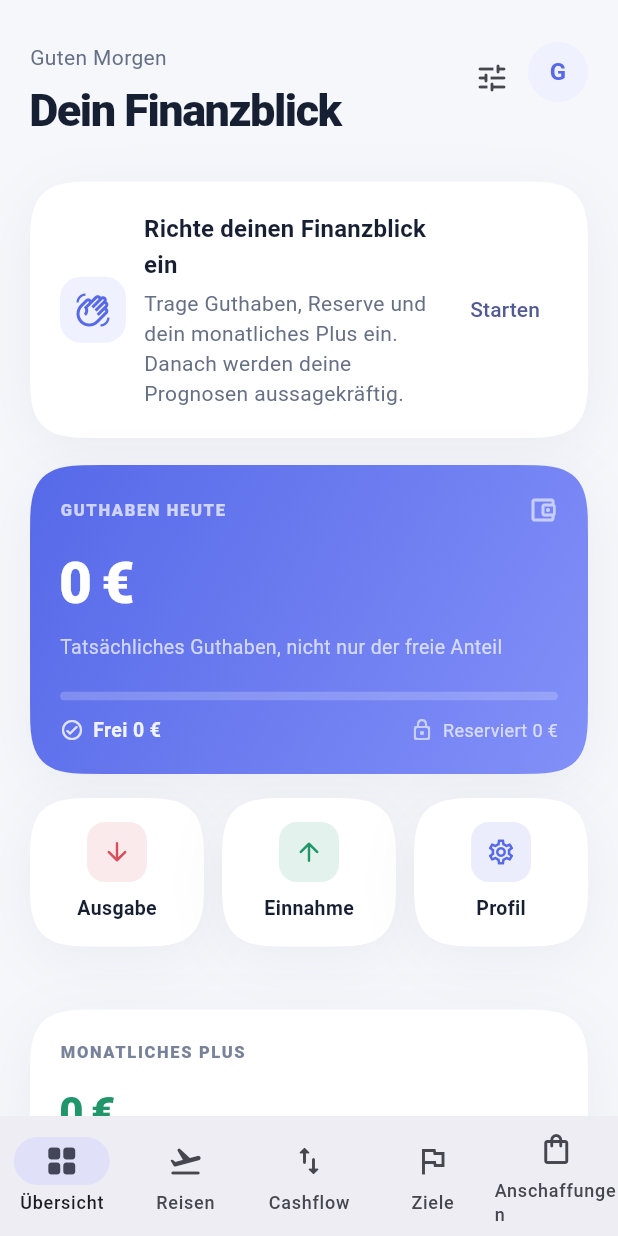
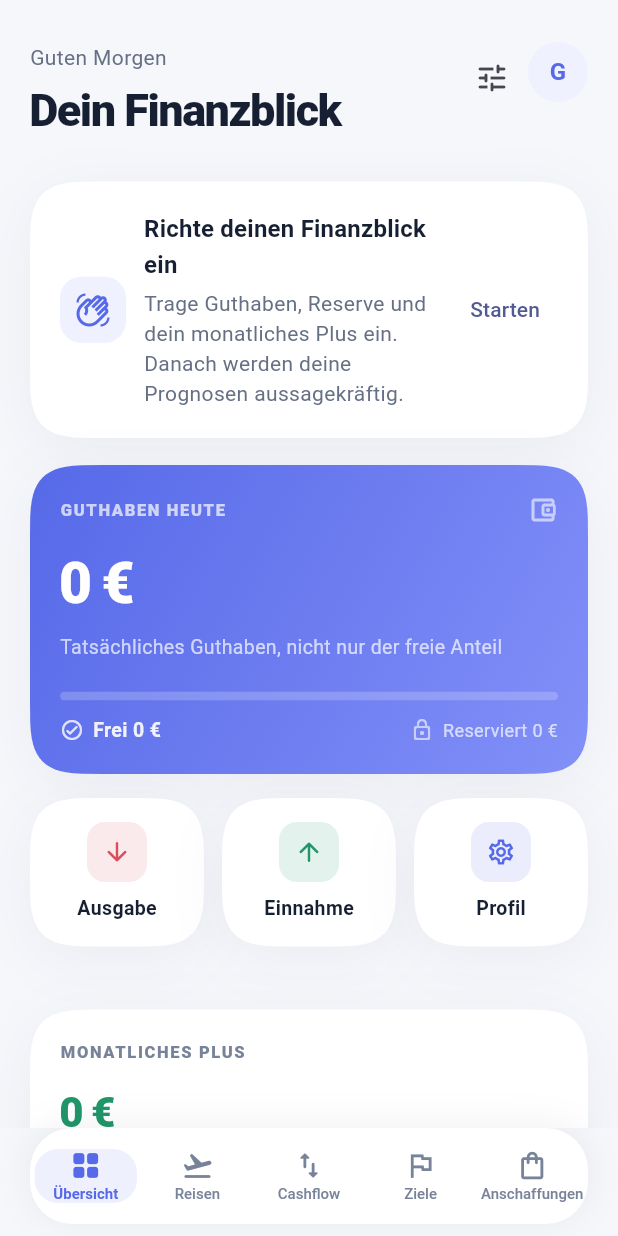
Before and after one commit to TruckiHD/buget_planer, a Flutter app: the screen it shows after launch, after a tap on "Überspringen", on a phone screen of 412 x 824 dp. Run offline on Flutter 3.47's test engine with Material 3 defaults, Android fonts, the light colour scheme and no system bars; our stand-ins replace fl_chart, flutter_map, latlong2, shared_preferences; accounts and stored records are empty; network calls fail.

Commit message:
feat: Implement modern navigation bar and enhance UI responsiveness across trip screens

```diff
--- a/lib/screens/dashboard_screen.dart
+++ b/lib/screens/dashboard_screen.dart
@@ -22,6 +22,7 @@ import '../widgets/charts/category_donut_chart.dart';
 import '../widgets/charts/year_review_chart.dart';
 import '../widgets/empty_state.dart';
 import '../widgets/shared/animated_counter.dart';
+import '../widgets/shared/modern_nav_bar.dart';
 
 class DashboardScreen extends StatefulWidget {
   const DashboardScreen({super.key});
@@ -97,15 +98,15 @@ class _DashboardScreenState extends State<DashboardScreen> {
           ),
           bottomNavigationBar: desktop
               ? null
-              : NavigationBar(
+              : ModernNavBar(
                   selectedIndex: _selectedIndex,
                   onDestinationSelected: _selectTab,
-                  destinations: const [
-                    NavigationDestination(icon: Icon(Icons.grid_view_rounded), label: 'Übersicht'),
-                    NavigationDestination(icon: Icon(Icons.flight_takeoff_rounded), label: 'Reisen'),
-                    NavigationDestination(icon: Icon(Icons.swap_vert_rounded), label: 'Cashflow'),
-                    NavigationDestination(icon: Icon(Icons.flag_outlined), label: 'Ziele'),
-                    NavigationDestination(icon: Icon(Icons.shopping_bag_outlined), label: 'Anschaffungen'),
+                  items: const [
+                    NavItem(icon: Icons.grid_view_rounded, label: 'Übersicht'),
+                    NavItem(icon: Icons.flight_takeoff_rounded, label: 'Reisen'),
+                    NavItem(icon: Icons.swap_vert_rounded, label: 'Cashflow'),
+                    NavItem(icon: Icons.flag_outlined, label: 'Ziele'),
+                    NavItem(icon: Icons.shopping_bag_outlined, label: 'Anschaffungen'),
                   ],
                 ),
         );
@@ -756,15 +757,15 @@ class _DashboardScreenState extends State<DashboardScreen> {
                   Row(children: [
                     Icon(Icons.location_on_outlined, size: 14, color: _mutedColor),
                     const SizedBox(width: 4),
-                    Text(trip.destination.isEmpty ? 'Kein Ziel' : trip.destination, style: TextStyle(fontSize: 13, color: _mutedColor)),
+                    Flexible(child: Text(trip.destination.isEmpty ? 'Kein Ziel' : trip.destination, style: TextStyle(fontSize: 13, color: _mutedColor), overflow: TextOverflow.ellipsis)),
                     const SizedBox(width: 12),
                     Icon(Icons.calendar_today_rounded, size: 14, color: _mutedColor),
                     const SizedBox(width: 4),
-                    Text('${trip.startsOn.shortDate} – ${trip.endsOn.shortDate}', style: TextStyle(fontSize: 13, color: _mutedColor)),
+                    Flexible(child: Text('${trip.startsOn.shortDate} – ${trip.endsOn.shortDate}', style: TextStyle(fontSize: 13, color: _mutedColor), overflow: TextOverflow.ellipsis)),
                     const SizedBox(width: 12),
                     Icon(Icons.schedule_rounded, size: 14, color: _mutedColor),
                     const SizedBox(width: 4),
-                    Text('${trip.days} Tage', style: TextStyle(fontSize: 13, color: _mutedColor)),
+                    Flexible(child: Text('${trip.days} Tage', style: TextStyle(fontSize: 13, color: _mutedColor), overflow: TextOverflow.ellipsis)),
                   ]),
                   const SizedBox(height: 16),
                   Row(children: [
@@ -791,12 +792,13 @@ class _DashboardScreenState extends State<DashboardScreen> {
                     Row(children: [
                       Icon(trip.isOverBudget ? Icons.warning_amber_rounded : Icons.check_circle_outline_rounded, size: 16, color: trip.isOverBudget ? AppColors.red : AppColors.green),
                       const SizedBox(width: 6),
-                      Text(
+                      Flexible(child: Text(
                         trip.isOverBudget
                             ? '${CurrencyUtils.formatCents(-trip.budgetRemainingCents)} über Limit'
                             : '${CurrencyUtils.formatCents(trip.budgetRemainingCents)} im Limit',
                         style: TextStyle(fontSize: 12, fontWeight: FontWeight.w600, color: trip.isOverBudget ? AppColors.red : AppColors.green),
-                      ),
+                        overflow: TextOverflow.ellipsis,
+                      )),
                     ]),
                   ],
                 ],
@@ -1145,11 +1147,11 @@ class _DashboardScreenState extends State<DashboardScreen> {
                     Text(goal.name, style: TextStyle(fontSize: 18, fontWeight: FontWeight.w800, color: _textColor)),
                     const SizedBox(height: 4),
                     Row(children: [
-                      Text('Ziel: ${CurrencyUtils.formatCents(goal.targetCents)}', style: TextStyle(fontSize: 13, color: _mutedColor)),
+                      Flexible(child: Text('Ziel: ${CurrencyUtils.formatCents(goal.targetCents)}', style: TextStyle(fontSize: 13, color: _mutedColor), overflow: TextOverflow.ellipsis)),
                       const SizedBox(width: 16),
-                      Text('${CurrencyUtils.formatCents(goal.savedCents)} gespart', style: TextStyle(fontSize: 13, fontWeight: FontWeight.w600, color: AppColors.green)),
+                      Flexible(child: Text('${CurrencyUtils.formatCents(goal.savedCents)} gespart', style: TextStyle(fontSize: 13, fontWeight: FontWeight.w600, color: AppColors.green), overflow: TextOverflow.ellipsis)),
                       const SizedBox(width: 16),
-                      Text('${CurrencyUtils.formatCents(goal.monthlyAllocationCents)}/Monat', style: TextStyle(fontSize: 13, color: _mutedColor)),
+                      Flexible(child: Text('${CurrencyUtils.formatCents(goal.monthlyAllocationCents)}/Monat', style: TextStyle(fontSize: 13, color: _mutedColor), overflow: TextOverflow.ellipsis)),
                     ]),
                     const SizedBox(height: 16),
                     ClipRRect(borderRadius: BorderRadius.circular(8), child: LinearProgressIndicator(value: goal.progress, minHeight: 10, color: statusColor, backgroundColor: _dividerColor)),
--- a/lib/utils/app_theme.dart
+++ b/lib/utils/app_theme.dart
@@ -84,10 +84,6 @@ class AppTheme {
         enabledBorder: SquircleInputBorder(borderRadius: BorderRadius.all(Radius.circular(16)), borderSide: BorderSide(color: AppColors.darkBorder)),
         focusedBorder: SquircleInputBorder(borderRadius: BorderRadius.all(Radius.circular(16)), borderSide: BorderSide(color: AppColors.primary, width: 1.5)),
       ),
-      navigationBarTheme: NavigationBarThemeData(
-        backgroundColor: AppColors.darkSurface,
-        indicatorColor: AppColors.darkChipBg,
-      ),
     );
   }
 }
--- /dev/null
+++ b/lib/widgets/shared/modern_nav_bar.dart
@@ -0,0 +1,128 @@
+import 'package:flutter/material.dart';
+
+import '../../utils/app_theme.dart';
+
+class NavItem {
+  final IconData icon;
+  final String label;
+
+  const NavItem({required this.icon, required this.label});
+}
+
+class ModernNavBar extends StatelessWidget {
+  final int selectedIndex;
+  final ValueChanged<int> onDestinationSelected;
+  final List<NavItem> items;
+
+  const ModernNavBar({
+    super.key,
+    required this.selectedIndex,
+    required this.onDestinationSelected,
+    required this.items,
+  });
+
+  @override
+  Widget build(BuildContext context) {
+    final isDark = Theme.of(context).brightness == Brightness.dark;
+
+    return SafeArea(
+      child: Padding(
+        padding: const EdgeInsets.fromLTRB(20, 0, 20, 8),
+        child: Container(
+          height: 64,
+          decoration: BoxDecoration(
+            color: isDark ? AppColors.darkSurface2 : Colors.white,
+            borderRadius: BorderRadius.circular(28),
+            boxShadow: [
+              if (!isDark)
+                BoxShadow(
+                  color: Colors.black.withValues(alpha: 0.06),
+                  blurRadius: 20,
+                  offset: const Offset(0, -2),
+                ),
+            ],
+            border: isDark
+                ? Border.all(color: AppColors.darkBorder, width: 1)
+                : null,
+          ),
+          child: Row(
+            children: [
+              for (int i = 0; i < items.length; i++)
+                Expanded(
+                  child: _NavTab(
+                    item: items[i],
+                    isSelected: i == selectedIndex,
+                    isDark: isDark,
+                    onTap: () => onDestinationSelected(i),
+                  ),
+                ),
+            ],
+          ),
+        ),
+      ),
+    );
+  }
+}
+
+class _NavTab extends StatelessWidget {
+  final NavItem item;
+  final bool isSelected;
+  final bool isDark;
+  final VoidCallback onTap;
+
+  const _NavTab({
+    required this.item,
+    required this.isSelected,
+    required this.isDark,
+    required this.onTap,
+  });
+
+  @override
+  Widget build(BuildContext context) {
+    final activeColor = AppColors.primary;
+    final inactiveColor = isDark ? AppColors.darkMuted : AppColors.lightMuted;
+
+    return GestureDetector(
+      onTap: onTap,
+      behavior: HitTestBehavior.opaque,
+      child: AnimatedContainer(
+        duration: const Duration(milliseconds: 250),
+        curve: Curves.easeInOut,
+        margin: const EdgeInsets.symmetric(horizontal: 3, vertical: 8),
+        decoration: BoxDecoration(
+          color: isSelected
+              ? activeColor.withValues(alpha: 0.10)
+              : Colors.transparent,
+          borderRadius: BorderRadius.circular(16),
+        ),
+        child: Column(
+          mainAxisSize: MainAxisSize.min,
+          mainAxisAlignment: MainAxisAlignment.center,
+          children: [
+            AnimatedSwitcher(
+              duration: const Duration(milliseconds: 200),
+              child: Icon(
+                item.icon,
+                key: ValueKey('$isSelected-${item.icon.codePoint}'),
+                size: 22,
+                color: isSelected ? activeColor : inactiveColor,
+              ),
+            ),
+            const SizedBox(height: 2),
+            AnimatedDefaultTextStyle(
+              duration: const Duration(milliseconds: 200),
+              style: TextStyle(
+                fontSize: 10,
+                fontWeight: isSelected ? FontWeight.w600 : FontWeight.w500,
+                color: isSelected ? activeColor : inactiveColor,
+              ),
+              maxLines: 1,
+              overflow: TextOverflow.ellipsis,
+              child: Text(item.label),
+            ),
+          ],
+        ),
+      ),
+    );
+  }
+}
```
Also changed, not shown: lib/widgets/trip/trip_budget_header.dart (+8 -8 lines), lib/widgets/trip/trip_segment_tile.dart (+8 -6 lines), lib/widgets/trip/trip_transport_section.dart (+3 -8 lines).
